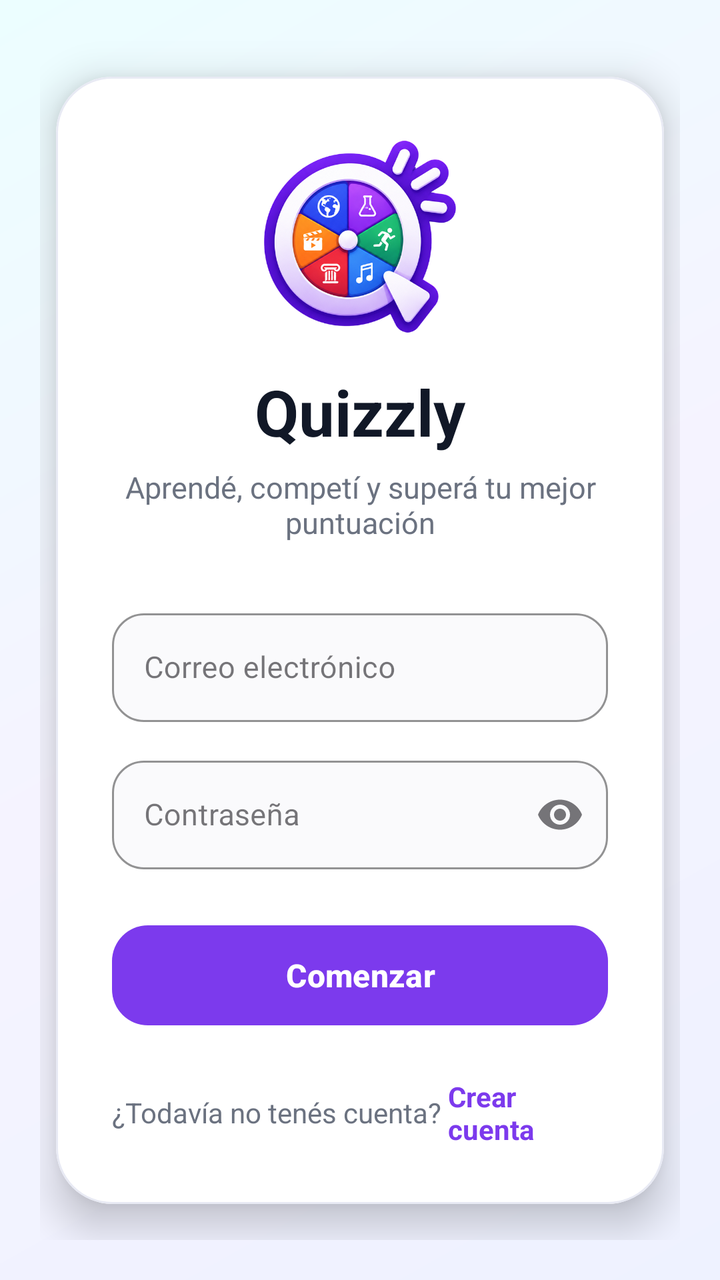
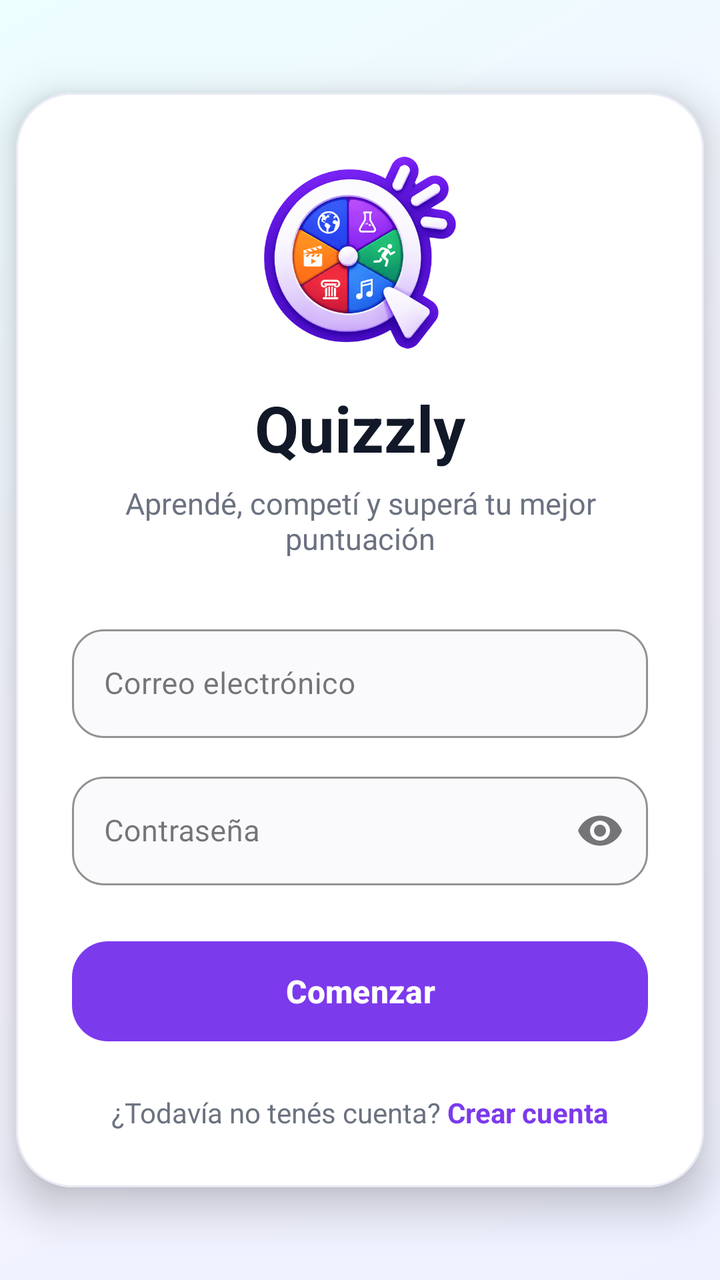

Two renders of the same Android screen: before a commit and after it. Below are the layout's source before the change and the commit's diff.
<!-- AndroidManifest.xml: application theme Theme.Quizzly -->
<!-- res/layout/activity_main.xml -->
<?xml version="1.0" encoding="utf-8"?>
<androidx.constraintlayout.widget.ConstraintLayout
    xmlns:android="http://schemas.android.com/apk/res/android"
    xmlns:app="http://schemas.android.com/apk/res-auto"
    xmlns:tools="http://schemas.android.com/tools"
    android:id="@+id/main"
    android:layout_width="match_parent"
    android:layout_height="match_parent"
    android:background="@drawable/bg_login_gradient"
    android:padding="20dp"
    tools:context=".MainActivity">

    <com.google.android.material.card.MaterialCardView
        android:id="@+id/loginCard"
        android:layout_width="0dp"
        android:layout_height="wrap_content"
        android:layout_marginStart="8dp"
        android:layout_marginEnd="8dp"
        app:cardBackgroundColor="#FFFFFF"
        app:cardCornerRadius="28dp"
        app:cardElevation="12dp"
        app:strokeColor="#E8EAF4"
        app:strokeWidth="1dp"
        app:layout_constraintTop_toTopOf="parent"
        app:layout_constraintBottom_toBottomOf="parent"
        app:layout_constraintStart_toStartOf="parent"
        app:layout_constraintEnd_toEndOf="parent">

        <LinearLayout
            android:layout_width="match_parent"
            android:layout_height="wrap_content"
            android:orientation="vertical"
            android:paddingStart="28dp"
            android:paddingTop="32dp"
            android:paddingEnd="28dp"
            android:paddingBottom="28dp">

            <ImageView
                android:id="@+id/ivLogo"
                android:layout_width="96dp"
                android:layout_height="96dp"
                android:layout_gravity="center_horizontal"
                android:contentDescription="Logo de Quizzly"
                android:scaleType="fitCenter"
                android:src="@drawable/logo_quizzly" />

            <TextView
                android:id="@+id/tvTitle"
                android:layout_width="match_parent"
                android:layout_height="wrap_content"
                android:layout_marginTop="18dp"
                android:gravity="center"
                android:text="Quizzly"
                android:textColor="#111827"
                android:textSize="32sp"
                android:textStyle="bold" />

            <TextView
                android:id="@+id/tvSubtitle"
                android:layout_width="match_parent"
                android:layout_height="wrap_content"
                android:layout_marginTop="6dp"
                android:gravity="center"
                android:text="Aprendé, competí y superá tu mejor puntuación"
                android:textColor="#6B7280"
                android:textSize="15sp" />

            <com.google.android.material.textfield.TextInputLayout
                android:id="@+id/emailLayout"
                style="@style/Widget.MaterialComponents.TextInputLayout.OutlinedBox"
                android:layout_width="match_parent"
                android:layout_height="wrap_content"
                android:layout_marginTop="30dp"
                android:hint="Correo electrónico"
                app:boxBackgroundColor="#FAFAFC"
                app:boxCornerRadiusBottomEnd="16dp"
                app:boxCornerRadiusBottomStart="16dp"
                app:boxCornerRadiusTopEnd="16dp"
                app:boxCornerRadiusTopStart="16dp"
                app:boxStrokeColor="#7C3AED"
                app:hintTextColor="#6B7280">

                <com.google.android.material.textfield.TextInputEditText
                    android:id="@+id/etEmail"
                    android:layout_width="match_parent"
                    android:layout_height="wrap_content"
                    android:inputType="textEmailAddress"
                    android:singleLine="true"
                    android:textColor="#111827"
                    android:textSize="15sp" />

            </com.google.android.material.textfield.TextInputLayout>

            <com.google.android.material.textfield.TextInputLayout
                android:id="@+id/passwordLayout"
                style="@style/Widget.MaterialComponents.TextInputLayout.OutlinedBox"
                android:layout_width="match_parent"
                android:layout_height="wrap_content"
                android:layout_marginTop="14dp"
                android:hint="Contraseña"
                app:boxBackgroundColor="#FAFAFC"
                app:boxCornerRadiusBottomEnd="16dp"
                app:boxCornerRadiusBottomStart="16dp"
                app:boxCornerRadiusTopEnd="16dp"
                app:boxCornerRadiusTopStart="16dp"
                app:boxStrokeColor="#7C3AED"
                app:endIconMode="password_toggle"
                app:hintTextColor="#6B7280">

                <com.google.android.material.textfield.TextInputEditText
                    android:id="@+id/etPassword"
                    android:layout_width="match_parent"
                    android:layout_height="wrap_content"
                    android:inputType="textPassword"
                    android:singleLine="true"
                    android:textColor="#111827"
                    android:textSize="15sp" />

            </com.google.android.material.textfield.TextInputLayout>

            <com.google.android.material.button.MaterialButton
                android:id="@+id/btnLogin"
                android:layout_width="match_parent"
                android:layout_height="58dp"
                android:layout_marginTop="24dp"
                android:text="Comenzar"
                android:textAllCaps="false"
                android:textColor="#FFFFFF"
                android:textSize="16sp"
                android:textStyle="bold"
                app:backgroundTint="#7C3AED"
                app:cornerRadius="18dp"
                app:rippleColor="#A78BFA" />

            <LinearLayout
                android:layout_width="match_parent"
                android:layout_height="wrap_content"
                android:layout_marginTop="22dp"
                android:gravity="center"
                android:orientation="horizontal">

                <TextView
                    android:layout_width="wrap_content"
                    android:layout_height="wrap_content"
                    android:text="¿Todavía no tenés cuenta? "
                    android:textColor="#6B7280"
                    android:textSize="14sp" />

                <TextView
                    android:id="@+id/tvRegister"
                    android:layout_width="wrap_content"
                    android:layout_height="wrap_content"
                    android:text="Crear cuenta"
                    android:textColor="#7C3AED"
                    android:textSize="14sp"
                    android:textStyle="bold" />

            </LinearLayout>

        </LinearLayout>

    </com.google.android.material.card.MaterialCardView>

</androidx.constraintlayout.widget.ConstraintLayout>
<!-- resources referenced by this layout -->
<resources>
  <!-- drawable bg_login_gradient (drawable) -->
  <?xml version="1.0" encoding="utf-8"?>
  <shape xmlns:android="http://schemas.android.com/apk/res/android">
      <gradient
          android:angle="135"
          android:startColor="#EEF2FF"
          android:centerColor="#F5F3FF"
          android:endColor="#ECFEFF" />
  </shape>
  <!-- drawable logo_quizzly: png bitmap (drawable-xxxhdpi, 328830 bytes) -->
  <style name="Theme.Quizzly" parent="Base.Theme.Quizzly" />
  <style name="Base.Theme.Quizzly" parent="Theme.Material3.Light.NoActionBar" />
</resources>

<!-- the commit's change to res/layout/activity_main.xml (unified diff, before → after) -->
@@ -1,5 +1,5 @@
 <?xml version="1.0" encoding="utf-8"?>
-<androidx.constraintlayout.widget.ConstraintLayout
+<ScrollView
     xmlns:android="http://schemas.android.com/apk/res/android"
     xmlns:app="http://schemas.android.com/apk/res-auto"
     xmlns:tools="http://schemas.android.com/tools"
@@ -7,158 +7,164 @@
     android:layout_width="match_parent"
     android:layout_height="match_parent"
     android:background="@drawable/bg_login_gradient"
-    android:padding="20dp"
-    tools:context=".MainActivity">
+    android:fillViewport="true">
 
-    <com.google.android.material.card.MaterialCardView
-        android:id="@+id/loginCard"
-        android:layout_width="0dp"
+    <androidx.constraintlayout.widget.ConstraintLayout
+        android:layout_width="match_parent"
         android:layout_height="wrap_content"
-        android:layout_marginStart="8dp"
-        android:layout_marginEnd="8dp"
-        app:cardBackgroundColor="#FFFFFF"
-        app:cardCornerRadius="28dp"
-        app:cardElevation="12dp"
-        app:strokeColor="#E8EAF4"
-        app:strokeWidth="1dp"
-        app:layout_constraintTop_toTopOf="parent"
-        app:layout_constraintBottom_toBottomOf="parent"
-        app:layout_constraintStart_toStartOf="parent"
-        app:layout_constraintEnd_toEndOf="parent">
+        tools:context=".MainActivity">
 
-        <LinearLayout
-            android:layout_width="match_parent"
+        <com.google.android.material.card.MaterialCardView
+            android:id="@+id/loginCard"
+            android:layout_width="0dp"
             android:layout_height="wrap_content"
-            android:orientation="vertical"
-            android:paddingStart="28dp"
-            android:paddingTop="32dp"
-            android:paddingEnd="28dp"
-            android:paddingBottom="28dp">
-
-            <ImageView
-                android:id="@+id/ivLogo"
-                android:layout_width="96dp"
-                android:layout_height="96dp"
-                android:layout_gravity="center_horizontal"
-                android:contentDescription="Logo de Quizzly"
-                android:scaleType="fitCenter"
-                android:src="@drawable/logo_quizzly" />
-
-            <TextView
-                android:id="@+id/tvTitle"
-                android:layout_width="match_parent"
-                android:layout_height="wrap_content"
-                android:layout_marginTop="18dp"
-                android:gravity="center"
-                android:text="Quizzly"
-                android:textColor="#111827"
-                android:textSize="32sp"
-                android:textStyle="bold" />
-
-            <TextView
-                android:id="@+id/tvSubtitle"
-                android:layout_width="match_parent"
-                android:layout_height="wrap_content"
-                android:layout_marginTop="6dp"
-                android:gravity="center"
-                android:text="Aprendé, competí y superá tu mejor puntuación"
-                android:textColor="#6B7280"
-                android:textSize="15sp" />
-
-            <com.google.android.material.textfield.TextInputLayout
-                android:id="@+id/emailLayout"
-                style="@style/Widget.MaterialComponents.TextInputLayout.OutlinedBox"
-                android:layout_width="match_parent"
-                android:layout_height="wrap_content"
-                android:layout_marginTop="30dp"
-                android:hint="Correo electrónico"
-                app:boxBackgroundColor="#FAFAFC"
-                app:boxCornerRadiusBottomEnd="16dp"
-                app:boxCornerRadiusBottomStart="16dp"
-                app:boxCornerRadiusTopEnd="16dp"
-                app:boxCornerRadiusTopStart="16dp"
-                app:boxStrokeColor="#7C3AED"
-                app:hintTextColor="#6B7280">
-
-                <com.google.android.material.textfield.TextInputEditText
-                    android:id="@+id/etEmail"
-                    android:layout_width="match_parent"
-                    android:layout_height="wrap_content"
-                    android:inputType="textEmailAddress"
-                    android:singleLine="true"
-                    android:textColor="#111827"
-                    android:textSize="15sp" />
-
-            </com.google.android.material.textfield.TextInputLayout>
-
-            <com.google.android.material.textfield.TextInputLayout
-                android:id="@+id/passwordLayout"
-                style="@style/Widget.MaterialComponents.TextInputLayout.OutlinedBox"
-                android:layout_width="match_parent"
-                android:layout_height="wrap_content"
-                android:layout_marginTop="14dp"
-                android:hint="Contraseña"
-                app:boxBackgroundColor="#FAFAFC"
-                app:boxCornerRadiusBottomEnd="16dp"
-                app:boxCornerRadiusBottomStart="16dp"
-                app:boxCornerRadiusTopEnd="16dp"
-                app:boxCornerRadiusTopStart="16dp"
-                app:boxStrokeColor="#7C3AED"
-                app:endIconMode="password_toggle"
-                app:hintTextColor="#6B7280">
-
-                <com.google.android.material.textfield.TextInputEditText
-                    android:id="@+id/etPassword"
-                    android:layout_width="match_parent"
-                    android:layout_height="wrap_content"
-                    android:inputType="textPassword"
-                    android:singleLine="true"
-                    android:textColor="#111827"
-                    android:textSize="15sp" />
-
-            </com.google.android.material.textfield.TextInputLayout>
-
-            <com.google.android.material.button.MaterialButton
-                android:id="@+id/btnLogin"
-                android:layout_width="match_parent"
-                android:layout_height="58dp"
-                android:layout_marginTop="24dp"
-                android:text="Comenzar"
-                android:textAllCaps="false"
-                android:textColor="#FFFFFF"
-                android:textSize="16sp"
-                android:textStyle="bold"
-                app:backgroundTint="#7C3AED"
-                app:cornerRadius="18dp"
-                app:rippleColor="#A78BFA" />
+            android:layout_marginStart="8dp"
+            android:layout_marginEnd="8dp"
+            app:cardBackgroundColor="#FFFFFF"
+            app:cardCornerRadius="28dp"
+            app:cardElevation="12dp"
+            app:strokeColor="#E8EAF4"
+            app:strokeWidth="1dp"
+            app:layout_constraintTop_toTopOf="parent"
+            app:layout_constraintBottom_toBottomOf="parent"
+            app:layout_constraintStart_toStartOf="parent"
+            app:layout_constraintEnd_toEndOf="parent">
 
             <LinearLayout
                 android:layout_width="match_parent"
                 android:layout_height="wrap_content"
-                android:layout_marginTop="22dp"
-                android:gravity="center"
-                android:orientation="horizontal">
+                android:orientation="vertical"
+                android:paddingStart="28dp"
+                android:paddingTop="32dp"
+                android:paddingEnd="28dp"
+                android:paddingBottom="28dp">
+
+                <ImageView
+                    android:id="@+id/ivLogo"
+                    android:layout_width="96dp"
+                    android:layout_height="96dp"
+                    android:layout_gravity="center_horizontal"
+                    android:contentDescription="Logo de Quizzly"
+                    android:scaleType="fitCenter"
+                    android:src="@drawable/logo_quizzly" />
 
                 <TextView
-                    android:layout_width="wrap_content"
+                    android:id="@+id/tvTitle"
+                    android:layout_width="match_parent"
                     android:layout_height="wrap_content"
-                    android:text="¿Todavía no tenés cuenta? "
-                    android:textColor="#6B7280"
-                    android:textSize="14sp" />
+                    android:layout_marginTop="18dp"
+                    android:gravity="center"
+                    android:text="Quizzly"
+                    android:textColor="#111827"
+                    android:textSize="32sp"
+                    android:textStyle="bold" />
 
                 <TextView
-                    android:id="@+id/tvRegister"
-                    android:layout_width="wrap_content"
+                    android:id="@+id/tvSubtitle"
+                    android:layout_width="match_parent"
                     android:layout_height="wrap_content"
-                    android:text="Crear cuenta"
-                    android:textColor="#7C3AED"
-                    android:textSize="14sp"
-                    android:textStyle="bold" />
+                    android:layout_marginTop="6dp"
+                    android:gravity="center"
+                    android:text="Aprendé, competí y superá tu mejor puntuación"
+                    android:textColor="#6B7280"
+                    android:textSize="15sp" />
+
+                <com.google.android.material.textfield.TextInputLayout
+                    android:id="@+id/emailLayout"
+                    style="@style/Widget.MaterialComponents.TextInputLayout.OutlinedBox"
+                    android:layout_width="match_parent"
+                    android:layout_height="wrap_content"
+                    android:layout_marginTop="30dp"
+                    android:hint="Correo electrónico"
+                    app:boxBackgroundColor="#FAFAFC"
+                    app:boxCornerRadiusBottomEnd="16dp"
+                    app:boxCornerRadiusBottomStart="16dp"
+                    app:boxCornerRadiusTopEnd="16dp"
+                    app:boxCornerRadiusTopStart="16dp"
+                    app:boxStrokeColor="#7C3AED"
+                    app:hintTextColor="#6B7280">
+
+                    <com.google.android.material.textfield.TextInputEditText
+                        android:id="@+id/etEmail"
+                        android:layout_width="match_parent"
+                        android:layout_height="wrap_content"
+                        android:inputType="textEmailAddress"
+                        android:singleLine="true"
+                        android:textColor="#111827"
+                        android:textSize="15sp" />
+
+                </com.google.android.material.textfield.TextInputLayout>
+
+                <com.google.android.material.textfield.TextInputLayout
+                    android:id="@+id/passwordLayout"
+                    style="@style/Widget.MaterialComponents.TextInputLayout.OutlinedBox"
+                    android:layout_width="match_parent"
+                    android:layout_height="wrap_content"
+                    android:layout_marginTop="14dp"
+                    android:hint="Contraseña"
+                    app:boxBackgroundColor="#FAFAFC"
+                    app:boxCornerRadiusBottomEnd="16dp"
+                    app:boxCornerRadiusBottomStart="16dp"
+                    app:boxCornerRadiusTopEnd="16dp"
+                    app:boxCornerRadiusTopStart="16dp"
+                    app:boxStrokeColor="#7C3AED"
+                    app:endIconMode="password_toggle"
+                    app:hintTextColor="#6B7280">
+
+                    <com.google.android.material.textfield.TextInputEditText
+                        android:id="@+id/etPassword"
+                        android:layout_width="match_parent"
+                        android:layout_height="wrap_content"
+                        android:inputType="textPassword"
+                        android:singleLine="true"
+                        android:textColor="#111827"
+                        android:textSize="15sp" />
+
+                </com.google.android.material.textfield.TextInputLayout>
+
+                <com.google.android.material.button.MaterialButton
+                    android:id="@+id/btnLogin"
+                    android:layout_width="match_parent"
+                    android:layout_height="58dp"
+                    android:layout_marginTop="24dp"
+                    android:text="Comenzar"
+                    android:textAllCaps="false"
+                    android:textColor="#FFFFFF"
+                    android:textSize="16sp"
+                    android:textStyle="bold"
+                    app:backgroundTint="#7C3AED"
+                    app:cornerRadius="18dp"
+                    app:rippleColor="#A78BFA" />
+
+                <LinearLayout
+                    android:layout_width="match_parent"
+                    android:layout_height="wrap_content"
+                    android:layout_marginTop="22dp"
+                    android:gravity="center"
+                    android:orientation="horizontal">
+
+                    <TextView
+                        android:layout_width="wrap_content"
+                        android:layout_height="wrap_content"
+                        android:text="¿Todavía no tenés cuenta? "
+                        android:textColor="#6B7280"
+                        android:textSize="14sp" />
+
+                    <TextView
+                        android:id="@+id/tvRegister"
+                        android:layout_width="wrap_content"
+                        android:layout_height="wrap_content"
+                        android:text="Crear cuenta"
+                        android:textColor="#7C3AED"
+                        android:textSize="14sp"
+                        android:textStyle="bold" />
+
+                </LinearLayout>
 
             </LinearLayout>
 
-        </LinearLayout>
+        </com.google.android.material.card.MaterialCardView>
 
-    </com.google.android.material.card.MaterialCardView>
+    </androidx.constraintlayout.widget.ConstraintLayout>
 
-</androidx.constraintlayout.widget.ConstraintLayout>
+</ScrollView>
